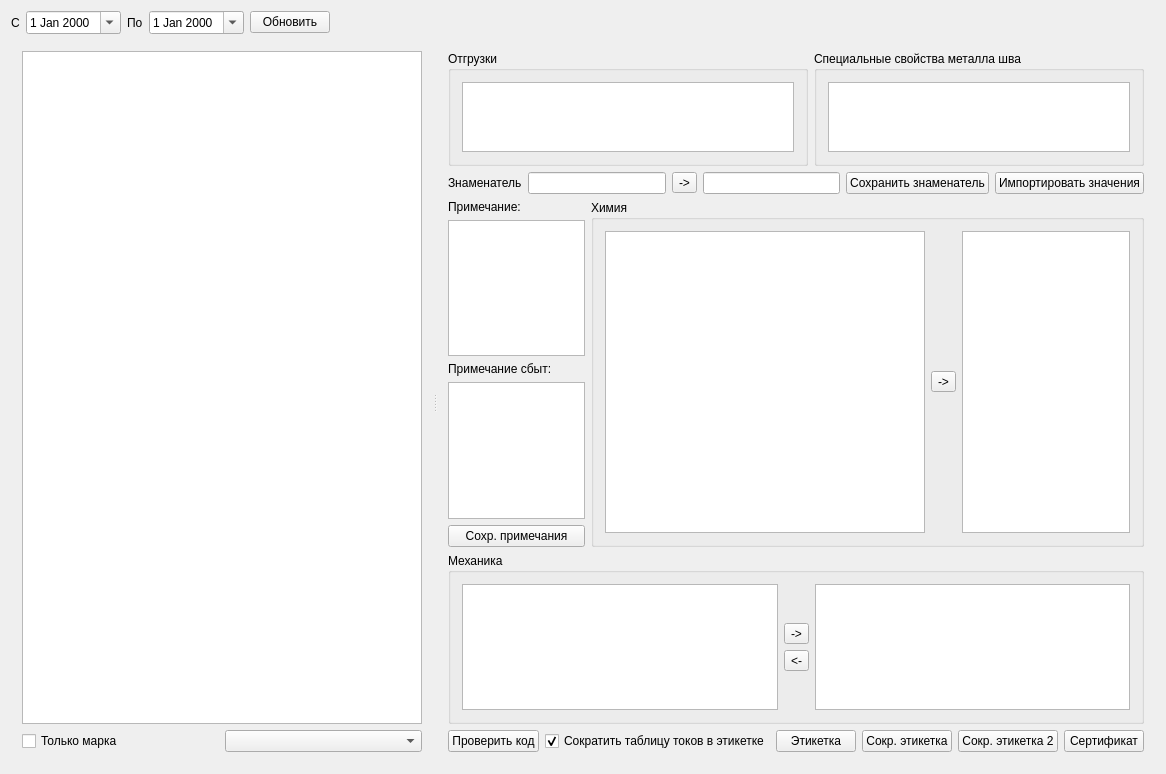
Sergeyego/el_sert, file formpart.ui: the form before one commit.
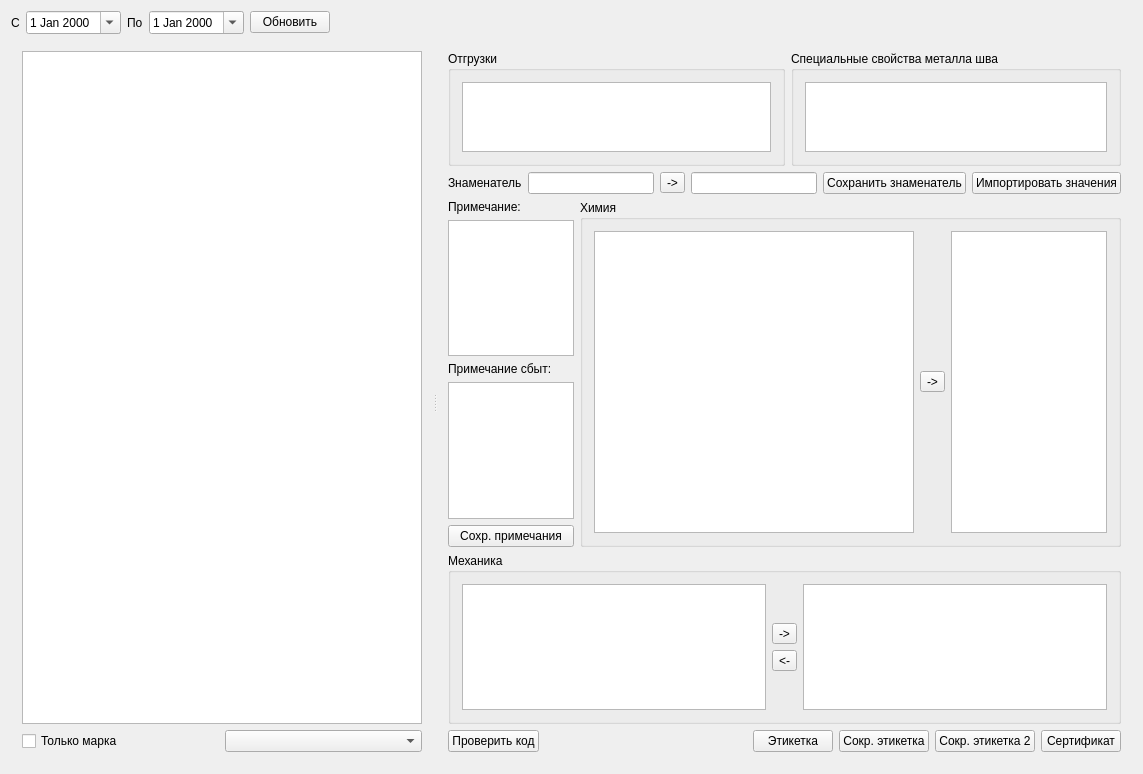
The form after the commit. Custom widgets are drawn as their Qt base class.

```diff
--- a/formpart.ui
+++ b/formpart.ui
@@ -381,16 +381,6 @@
            </property>
           </spacer>
          </item>
-         <item>
-          <widget class="QCheckBox" name="checkBoxAmp">
-           <property name="text">
-            <string>Сократить таблицу токов в этикетке</string>
-           </property>
-           <property name="checked">
-            <bool>true</bool>
-           </property>
-          </widget>
-         </item>
          <item>
           <widget class="QPushButton" name="cmdLbl">
            <property name="text">
```
